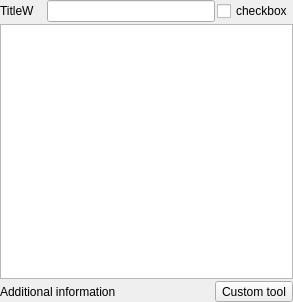
Old version of the form dcoraid/gui/dbview/filter_base.ui in the repository DCOR-dev/DCOR-Aid.
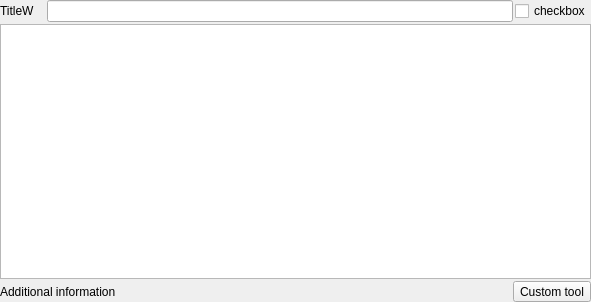
New version of the form. Custom widgets are drawn as their Qt base class.

Commit message: ref: migrate browse public tab to its own widget

What changed in the file:
```diff
--- a/dcoraid/gui/dbview/filter_base.ui
+++ b/dcoraid/gui/dbview/filter_base.ui
@@ -6,7 +6,7 @@
    <rect>
     <x>0</x>
     <y>0</y>
-    <width>293</width>
+    <width>591</width>
     <height>302</height>
    </rect>
   </property>
@@ -75,6 +75,9 @@
      <property name="editTriggers">
       <set>QAbstractItemView::NoEditTriggers</set>
      </property>
+     <property name="alternatingRowColors">
+      <bool>true</bool>
+     </property>
      <property name="selectionMode">
       <enum>QAbstractItemView::ExtendedSelection</enum>
      </property>
@@ -99,6 +102,9 @@
      <attribute name="horizontalHeaderVisible">
       <bool>false</bool>
      </attribute>
+     <attribute name="horizontalHeaderStretchLastSection">
+      <bool>true</bool>
+     </attribute>
      <attribute name="verticalHeaderVisible">
       <bool>false</bool>
      </attribute>
```
The commit also changes 7 other files.
